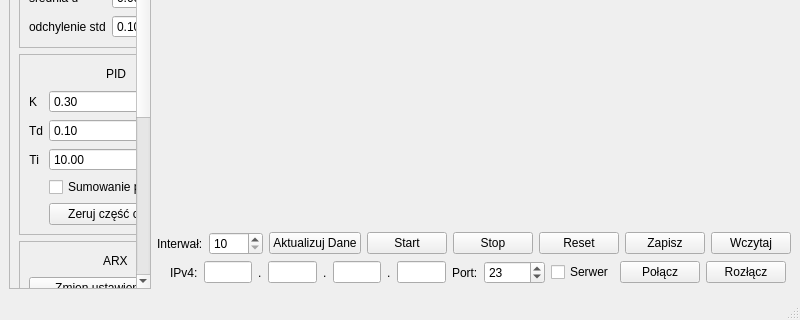
Before: the Qt Designer form mainwindow.ui in micjaw310589/piSUAR-server, drawn with Qt 5; both pictures show x 0 to 800 and y 280 to 600 of the 800 by 600 pixel window.
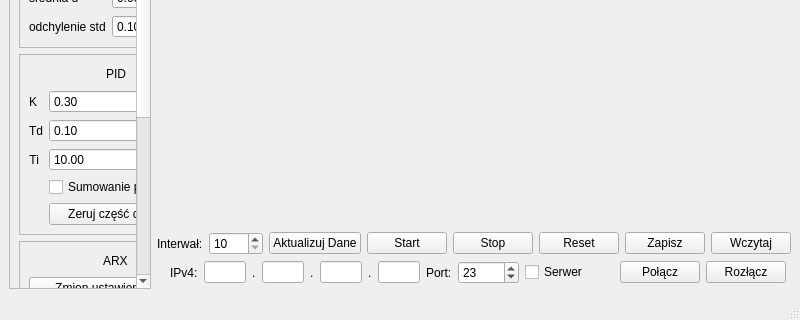
After: the same form once the commit is applied.

```diff
--- a/mainwindow.ui
+++ b/mainwindow.ui
@@ -844,6 +844,47 @@
             </property>
            </widget>
           </item>
+          <item>
+           <spacer name="horizontalSpacer_14">
+            <property name="orientation">
+             <enum>Qt::Orientation::Horizontal</enum>
+            </property>
+            <property name="sizeHint" stdset="0">
+             <size>
+              <width>40</width>
+              <height>20</height>
+             </size>
+            </property>
+           </spacer>
+          </item>
+          <item>
+           <widget class="QLabel" name="lblLightIndicator">
+            <property name="sizePolicy">
+             <sizepolicy hsizetype="Fixed" vsizetype="Fixed">
+              <horstretch>0</horstretch>
+              <verstretch>0</verstretch>
+             </sizepolicy>
+            </property>
+            <property name="minimumSize">
+             <size>
+              <width>20</width>
+              <height>20</height>
+             </size>
+            </property>
+            <property name="baseSize">
+             <size>
+              <width>0</width>
+              <height>0</height>
+             </size>
+            </property>
+            <property name="styleSheet">
+             <string notr="true">background-color: rgba(0, 0, 0, 0);</string>
+            </property>
+            <property name="text">
+             <string/>
+            </property>
+           </widget>
+          </item>
           <item>
            <widget class="QPushButton" name="btnPolacz">
             <property name="text">
```
